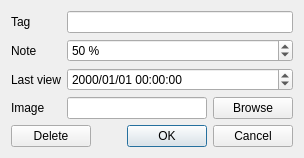
Old version of the form gui/src/favoritewindow.ui in the repository Bionus/imgbrd-grabber.
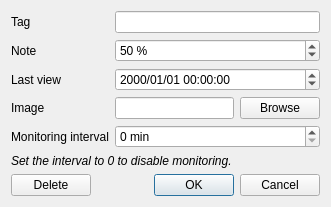
New version of the form. Icons and pictures are not drawn.

Commit message: Add beginning of favorite monitoring

Patch:
```diff
--- a/gui/src/favoritewindow.ui
+++ b/gui/src/favoritewindow.ui
@@ -6,8 +6,8 @@
    <rect>
     <x>0</x>
     <y>0</y>
-    <width>304</width>
-    <height>154</height>
+    <width>331</width>
+    <height>199</height>
    </rect>
   </property>
   <property name="sizePolicy">
@@ -116,6 +116,33 @@
        </item>
       </layout>
      </item>
+     <item row="4" column="0">
+      <widget class="QLabel" name="labelMonitoringInterval">
+       <property name="text">
+        <string>Monitoring interval</string>
+       </property>
+      </widget>
+     </item>
+     <item row="4" column="1">
+      <widget class="QSpinBox" name="spinMonitoringInterval">
+       <property name="suffix">
+        <string> min</string>
+       </property>
+       <property name="maximum">
+        <number>100000</number>
+       </property>
+      </widget>
+     </item>
+     <item row="5" column="0" colspan="2">
+      <widget class="QLabel" name="label_2">
+       <property name="text">
+        <string>&lt;i&gt;Set the interval to 0 to disable monitoring.&lt;/i&gt;</string>
+       </property>
+       <property name="wordWrap">
+        <bool>true</bool>
+       </property>
+      </widget>
+     </item>
     </layout>
    </item>
    <item>
```
Left out of the diff: 6 changed lines with no effect on the pictures. The commit also changes 6 other files.
